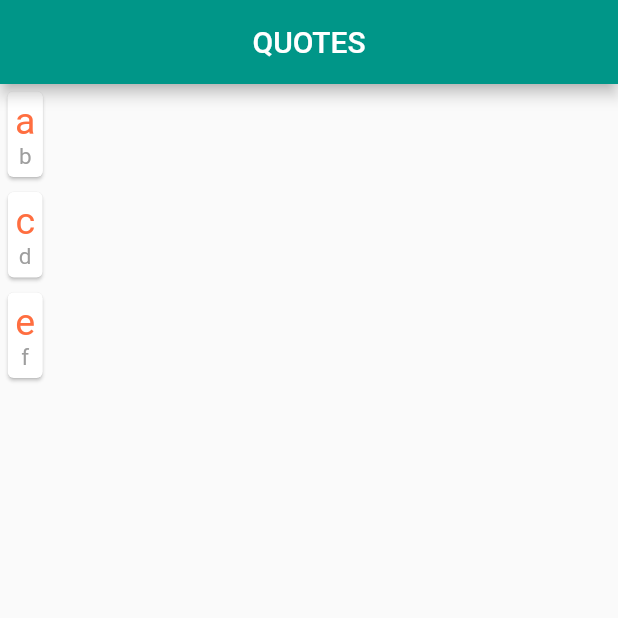
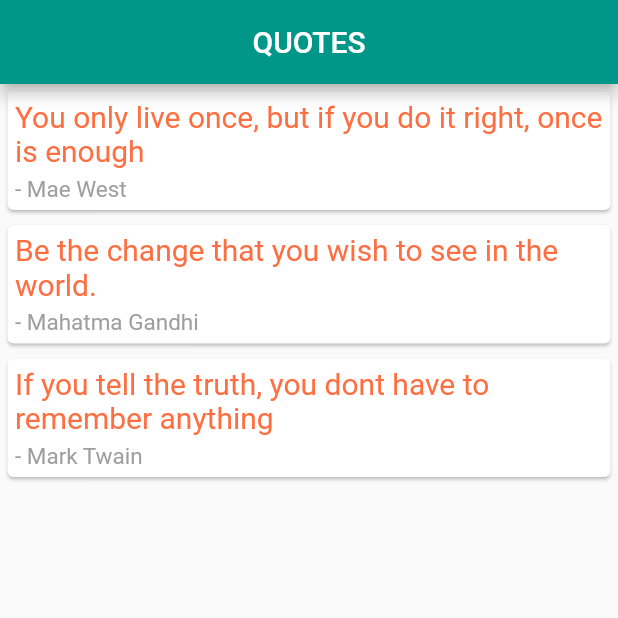
Before and after one commit to Shrisha-shrestha/Flutter-Exercises, a Flutter app: the screen it shows after launch, on a phone screen of 412 x 824 dp, the top half of it. Run offline on Flutter 3.47's test engine with Material 2 defaults, Android fonts, the phone set to English and light mode, and no system bars.

Commit message:
Extracting widgets and learning about cards

```diff
--- a/lib/main.dart
+++ b/lib/main.dart
@@ -1,3 +1,4 @@
+import 'package:flutter/cupertino.dart';
 import 'package:flutter/material.dart';
 import 'quote.dart';
 
@@ -12,22 +13,27 @@ class quotecard extends StatefulWidget {
 }
 
 class _quotecardState extends State<quotecard> {
-  List<Data> Quotes = [Data(Quote:'a',Author:'b'),Data(Quote:'c',Author:'d'),Data(Quote:'e',Author:'f')];
-
+  List <Data> Quotes =[Data(Quote:'You only live once, but if you do it right, once is enough',Author:'Mae West'),
+    Data(Quote:'Be the change that you wish to see in the world.',Author:'Mahatma Gandhi'),
+    Data(Quote:'If you tell the truth, you dont have to remember anything',Author:'Mark Twain'),
+  ];
   Widget card(test) {
     return Card(
       margin: EdgeInsets.all(5.0),
       child: Padding(
       padding: EdgeInsets.all(5.0),
       child: Column(
+        crossAxisAlignment: CrossAxisAlignment.start,
+
       children: <Widget>[
         Text(test.Quote,
         style: TextStyle(
-          fontSize: 25.0,
+          fontSize: 20.0,
           color: Colors.deepOrangeAccent,
         ),
         ),
-        Text(test.Author,
+        SizedBox(height: 5.0),
+        Text('- ${test.Author}',
           style: TextStyle(
             fontSize: 15.0,
             color: Colors.grey,
@@ -52,11 +58,3 @@ class _quotecardState extends State<quotecard> {
     );
   }
 }
-
-
-
-//
-//
-// Quote(author: 'Oscar Wilde', text: 'Be yourself; everyone else is already taken'),
-// Quote(author: 'Oscar Wilde', text: 'I have nothing to declare except my genius'),
-// Quote(author: 'Oscar Wilde', text: 'The truth is rarely pure and never simple')
```
